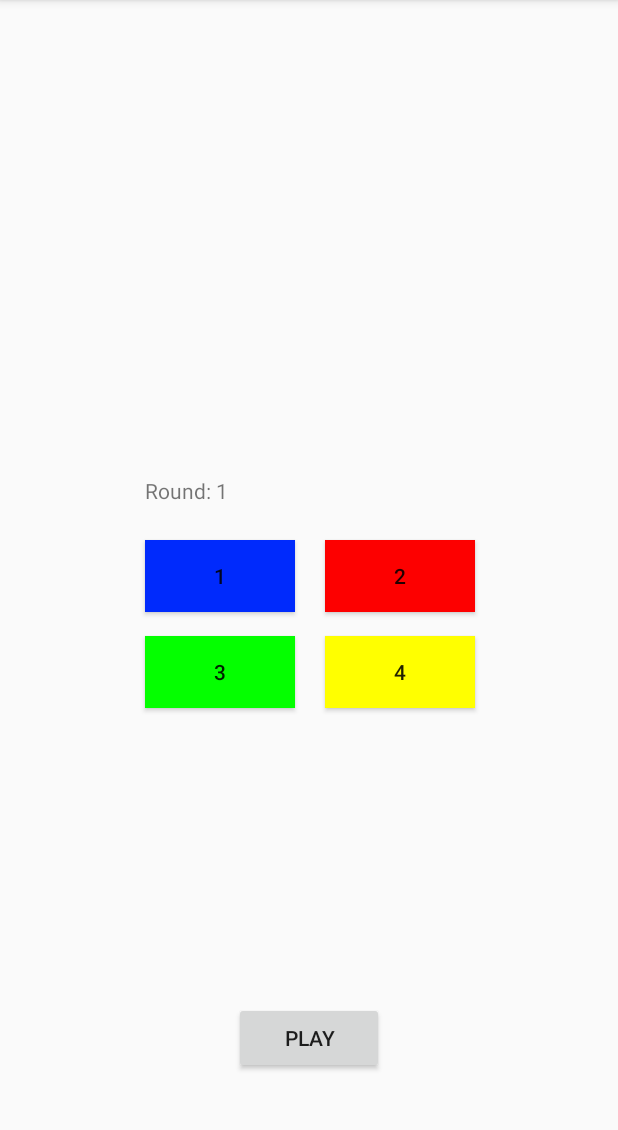
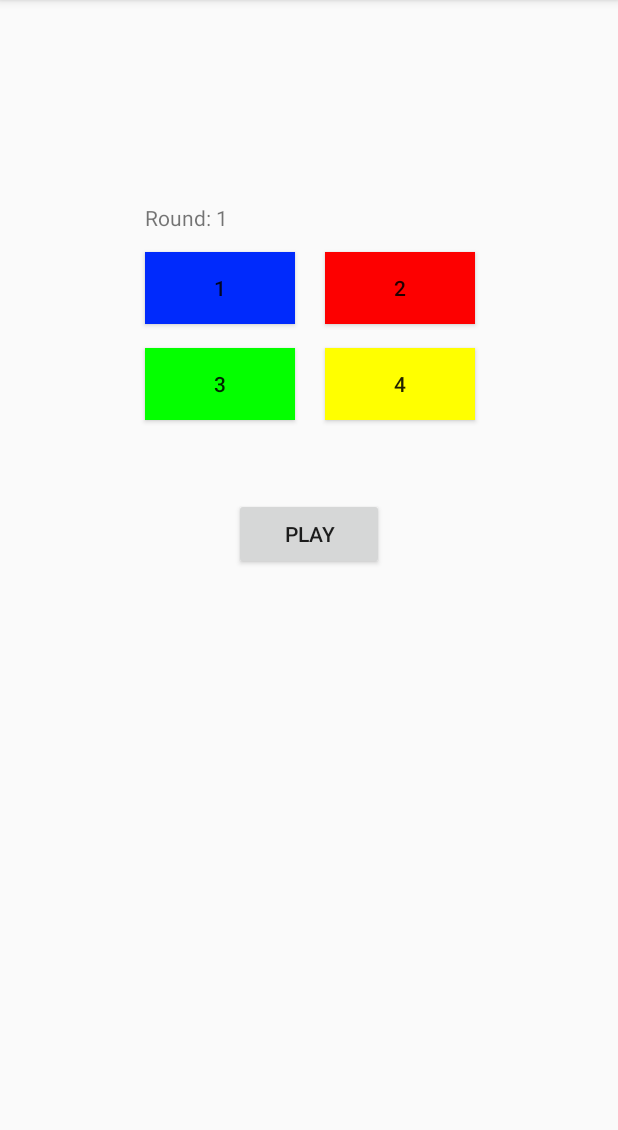
Before and after one commit to yokilam/Simon, an Android app: the screen it shows after launch (MainActivity), after a tap on "PLAY", on a phone screen of 412 x 824 dp, the part 84-1214 px from its top. Run offline under Robolectric (Android 15) with nearby library versions, the phone set to English and light mode, and no system bars.

Commit message:
finally_working

```diff
--- a/app/src/main/java/nyc/c4q/simon_says/MainActivity.java
+++ b/app/src/main/java/nyc/c4q/simon_says/MainActivity.java
@@ -1,6 +1,4 @@
 package nyc.c4q.simon_says;
-
-import android.media.Image;
 import android.os.Handler;
 import android.support.v7.app.AppCompatActivity;
 import android.os.Bundle;
@@ -8,69 +6,52 @@ import android.util.Log;
 import android.view.View;
 import android.view.animation.AlphaAnimation;
 import android.widget.Button;
-import android.widget.ImageView;
 import android.widget.TextView;
 import android.widget.Toast;
-
-import org.w3c.dom.Text;
-
 import java.util.ArrayList;
-import java.util.Arrays;
-import java.util.Collections;
-import java.util.LinkedList;
-import java.util.Queue;
 import java.util.Random;
-import java.util.Timer;
 
 public class MainActivity extends AppCompatActivity {
-
     private Button blue, red, green, yellow, play;
     private Button[] color;
     static Random random = new Random();
     AlphaAnimation animation = new AlphaAnimation(1f, 0f);
     Handler handler = new Handler();
     private int count = 1;
-
-
     private TextView roundnumber;
-
-    public ArrayList<Integer> buttonSequence = new ArrayList<Integer>();
-    public ArrayList<Integer> userChoice = new ArrayList<>();
+    public ArrayList<Integer> buttonSequence = new ArrayList<>(); //for the generate
+    public ArrayList<Integer> userChoice = new ArrayList<>();   //for the userclick
     private boolean running = false;
 
     @Override
     protected void onCreate(Bundle savedInstanceState) {
         super.onCreate(savedInstanceState);
         setContentView(R.layout.activity_main2);
-
         red = (Button) findViewById(R.id.button2);
         blue = (Button) findViewById(R.id.button1);
         green = (Button) findViewById(R.id.button3);
         yellow = (Button) findViewById(R.id.button4);
         play = (Button) findViewById(R.id.play);
         roundnumber = (TextView) findViewById(R.id.roundnumber);
-
         animation.setDuration(1000);
         color = new Button[]{blue, red, green, yellow};
-
     }
 
     public void onPlay(View view) {
         running = true;
-        simon(view);
-
+        buttonSequence.clear();
+        simon();
+        //playerClick(view);
     }
 
-    public void simon(View view) {
+    public void simon() {
         while (running) {
             int r = random.nextInt(4);
             Log.e("random number = ", ("" + r));
             buttonSequence.add(r);
             for (int s : buttonSequence) {
-
                 switch (color[s].getId()) {
                     case R.id.button1:
-
                         handler.postDelayed(new Runnable() {
                             @Override
                             public void run() {
@@ -106,15 +87,11 @@ public class MainActivity extends AppCompatActivity {
                         }, 2000 * count);
                         count++;
                         break;
-                }
-
-            }
-
+                }  //swtich end
+            } ///for each
             running = false;
             userChoice.clear();
-            playerClick(view);
         } //while end
-
     }
 
     public void playerClick(View view) {
@@ -132,21 +109,20 @@ public class MainActivity extends AppCompatActivity {
                 userChoice.add(3);
                 break;
         }
+        Log.e("userChoiceLIST SIZE IS:", "" + userChoice.size());
         if (buttonSequence.size() == userChoice.size()) {
-            if (buttonSequence.equals(userChoice)) {
+            Log.e("userchoice size: ", "" + userChoice.size());
+            if (userChoice.equals(buttonSequence)) {
                 running = true;
                 int size = buttonSequence.size() + 1;
                 roundnumber.setText("level: " + size);
                 Toast.makeText(this, "good job!", Toast.LENGTH_SHORT).show();
                 count = 1;
-                simon(view);
-
+                simon();
             } else {
-
-                //if choice not equel
-
+                Toast.makeText(this, "Game Over!", Toast.LENGTH_SHORT).show();
+                running = false;
             }
-
         }
     }
 }
--- a/app/src/main/res/layout/activity_main2.xml
+++ b/app/src/main/res/layout/activity_main2.xml
@@ -10,17 +10,18 @@
         android:layout_height="wrap_content"
         android:layout_above="@+id/button2"
         android:layout_alignStart="@+id/button1"
-        android:layout_marginBottom="23dp"
+        android:layout_marginBottom="13dp"
         android:text="Round: 1" />
 
     <Button
         android:id="@+id/button1"
-        android:background="@color/blue"
         android:layout_width="100dp"
         android:layout_height="wrap_content"
         android:layout_alignEnd="@+id/play"
-        android:layout_centerVertical="true"
+        android:layout_alignParentTop="true"
         android:layout_marginEnd="59dp"
+        android:layout_marginTop="168dp"
+        android:background="@color/blue"
         android:gravity="center"
         android:onClick="playerClick"
         android:text="1" />
@@ -68,12 +69,12 @@
         android:id="@+id/play"
         android:layout_width="100dp"
         android:layout_height="wrap_content"
-        android:layout_alignParentBottom="true"
+        android:layout_below="@+id/button3"
         android:layout_centerHorizontal="true"
-        android:layout_marginBottom="52dp"
+        android:layout_marginTop="52dp"
         android:gravity="center"
-        android:text="play"
-        android:onClick="onPlay"/>
+        android:onClick="onPlay"
+        android:text="play" />
 
 
 
```
Also changed, not shown: app/src/main/res/layout/endgame.xml (deleted, +0 -7 lines).
